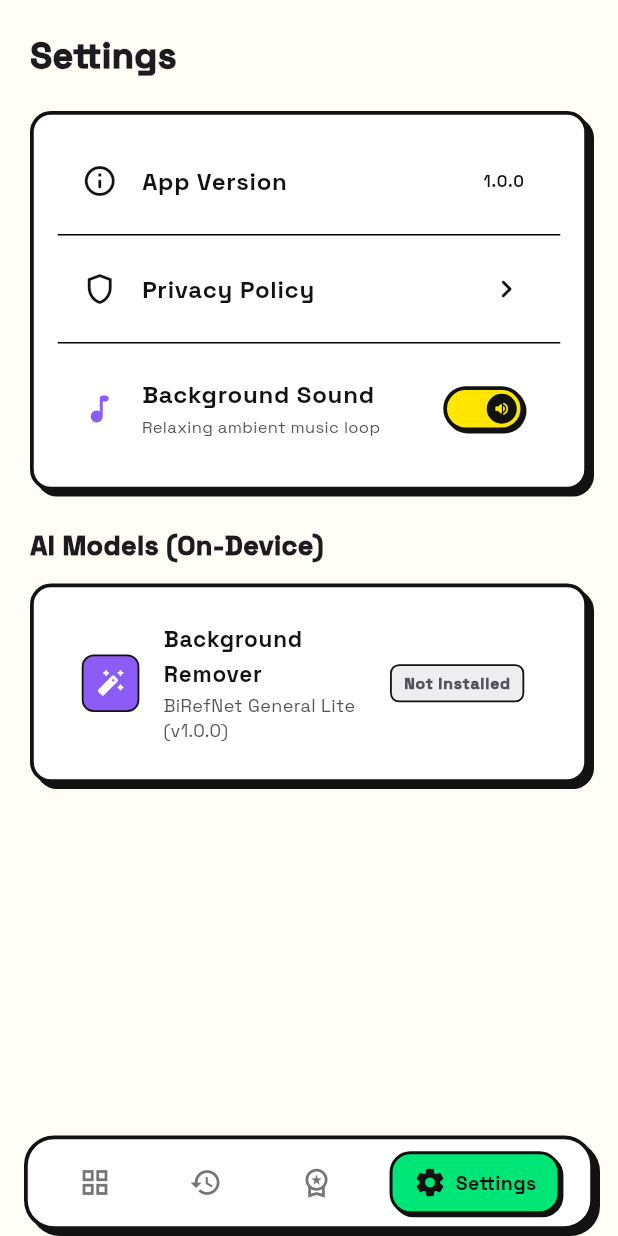
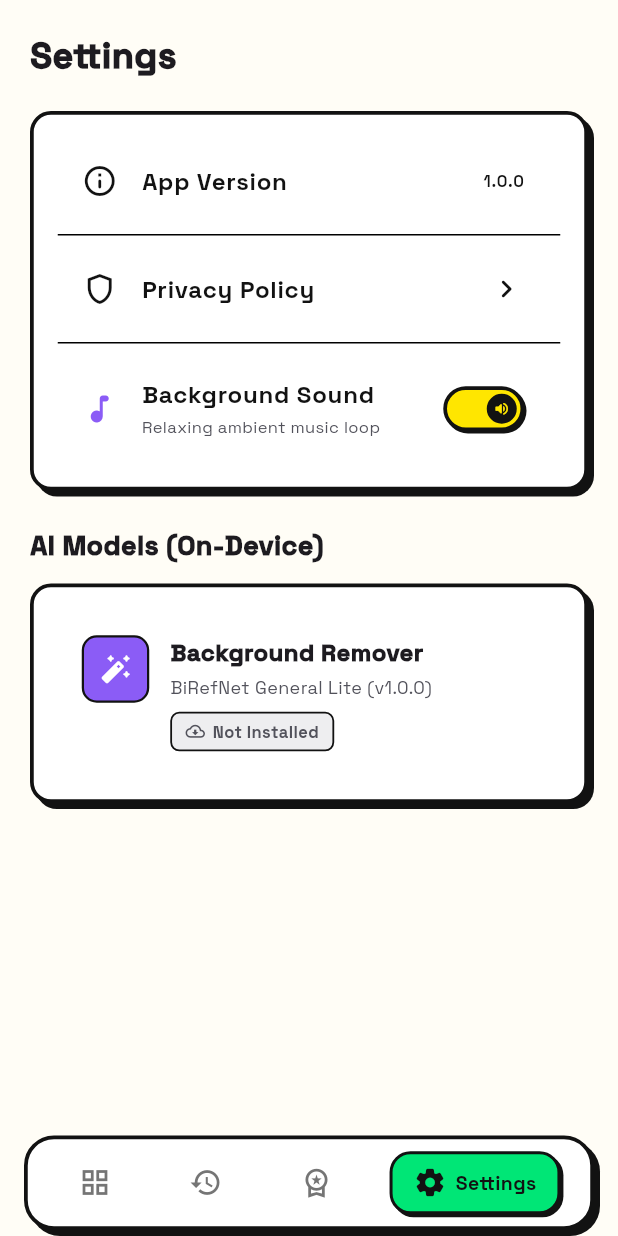
Before and after one commit to al-fahad-bd/picstools, a Flutter app: the HomeView screen opened by its route, item 4 of the bottom bar chosen, on a phone screen of 412 x 824 dp. Run offline on Flutter 3.47's test engine with Material 3 defaults, Android fonts, the phone set to English and light mode, and no system bars; our stand-ins replace audioplayers, dio, equatable, flutter_bloc, get_it, go_router and 6 more; missing offline and left inert: flutter_onnxruntime, gal; accounts and stored records are empty.

Commit message:
refactor: replace inline snackbars with a centralized NeoToast widget across feature views

```diff
--- /dev/null
+++ b/lib/core/widgets/neo_toast.dart
@@ -0,0 +1,105 @@
+import 'package:flutter/material.dart';
+import 'package:google_fonts/google_fonts.dart';
+import '../constants/neo_colors.dart';
+import '../constants/neo_styles.dart';
+
+class NeoToast {
+  static void show(
+    BuildContext context,
+    String message, {
+    Color color = NeoColors.green,
+    IconData icon = Icons.check_circle_rounded,
+    Duration duration = const Duration(milliseconds: 2500),
+  }) {
+    final messenger = ScaffoldMessenger.maybeOf(context);
+    if (messenger == null) return;
+
+    messenger.hideCurrentSnackBar();
+    messenger.showSnackBar(
+      SnackBar(
+        behavior: SnackBarBehavior.floating,
+        elevation: 0,
+        backgroundColor: Colors.transparent,
+        margin: const EdgeInsets.only(bottom: 24, left: 16, right: 16),
+        duration: duration,
+        content: Container(
+          padding: const EdgeInsets.symmetric(horizontal: 16, vertical: 12),
+          decoration: NeoStyles.neoDecoration(
+            backgroundColor: color,
+            radius: 16,
+            shadow: 4,
+          ),
+          child: Row(
+            children: [
+              Container(
+                padding: const EdgeInsets.all(6),
+                decoration: BoxDecoration(
+                  color: Colors.black.withValues(alpha: 0.2),
+                  borderRadius: BorderRadius.circular(10),
+                ),
+                child: Icon(icon, size: 20, color: NeoColors.darkSurface),
+              ),
+              const SizedBox(width: 12),
+              Expanded(
+                child: Text(
+                  message,
+                  style: GoogleFonts.spaceGrotesk(
+                    fontSize: 13,
+                    fontWeight: FontWeight.w900,
+                    color: NeoColors.darkSurface,
+                  ),
+                ),
+              ),
+            ],
+          ),
+        ),
+      ),
+    );
+  }
+
+  static void showSuccess(
+    BuildContext context,
+    String message, {
+    IconData icon = Icons.download_done_rounded,
+    Duration duration = const Duration(milliseconds: 2500),
+  }) {
+    show(
+      context,
+      message,
+      color: NeoColors.green,
+      icon: icon,
+      duration: duration,
+    );
+  }
+
+  static void showError(
+    BuildContext context,
+    String message, {
+    IconData icon = Icons.error_outline_rounded,
+    Duration duration = const Duration(milliseconds: 3000),
+  }) {
+    show(
+      context,
+      message,
+      color: NeoColors.pink,
+      icon: icon,
+      duration: duration,
+    );
+  }
+
+  static void showInfo(
+    BuildContext context,
+    String message, {
+    Color color = NeoColors.blue,
+    IconData icon = Icons.info_outline_rounded,
+    Duration duration = const Duration(milliseconds: 2500),
+  }) {
+    show(
+      context,
+      message,
+      color: color,
+      icon: icon,
+      duration: duration,
+    );
+  }
+}
--- a/lib/features/home/presentation/views/home_view.dart
+++ b/lib/features/home/presentation/views/home_view.dart
@@ -12,6 +12,7 @@ import '../../../../core/widgets/neo_bottom_nav_bar.dart';
 import '../../../../core/widgets/neo_doodles.dart';
 import '../../../../core/widgets/neo_tool_graphics.dart';
 import '../../../../core/widgets/neo_switch.dart';
+import '../../../../core/widgets/neo_toast.dart';
 import '../../../../core/services/service_locator.dart';
 import '../../../../core/services/history_service.dart';
 import '../../../../core/services/audio_service.dart';
@@ -587,7 +588,9 @@ class _HomeViewState extends State<HomeView> {
       return Icons.badge_rounded;
     }
     if (name.contains('signature')) return Icons.draw_rounded;
-    if (name.contains('remove') || name.contains('background') || name.contains('bg')) {
+    if (name.contains('remove') ||
+        name.contains('background') ||
+        name.contains('bg')) {
       return Icons.auto_fix_high_rounded;
     }
     if (name.contains('social')) return Icons.share_rounded;
@@ -604,7 +607,9 @@ class _HomeViewState extends State<HomeView> {
       return NeoColors.orange;
     }
     if (name.contains('signature')) return NeoColors.blue;
-    if (name.contains('remove') || name.contains('background') || name.contains('bg')) {
+    if (name.contains('remove') ||
+        name.contains('background') ||
+        name.contains('bg')) {
       return NeoColors.purple;
     }
     if (name.contains('social')) return NeoColors.yellow;
@@ -848,11 +853,10 @@ class _HomeViewState extends State<HomeView> {
             fullWidth: true,
             padding: const EdgeInsets.symmetric(vertical: 16),
             onPressed: () {
-              ScaffoldMessenger.of(context).showSnackBar(
-                const SnackBar(
-                  content: Text('Pro Subscription requested!'),
-                  backgroundColor: NeoColors.green,
-                ),
+              NeoToast.showSuccess(
+                context,
+                'Pro Subscription requested!',
+                icon: Icons.star_rounded,
               );
             },
           ),
@@ -915,54 +919,14 @@ class _HomeViewState extends State<HomeView> {
     Color color = NeoColors.purple,
     IconData icon = Icons.terminal_rounded,
   }) {
-    ScaffoldMessenger.of(context).hideCurrentSnackBar();
-    ScaffoldMessenger.of(context).showSnackBar(
-      SnackBar(
-        behavior: SnackBarBehavior.floating,
-        elevation: 0,
-        backgroundColor: Colors.transparent,
-        margin: const EdgeInsets.only(bottom: 24, left: 16, right: 16),
-        duration: const Duration(milliseconds: 1800),
-        content: Container(
-          padding: const EdgeInsets.symmetric(horizontal: 16, vertical: 12),
-          decoration: NeoStyles.neoDecoration(
-            backgroundColor: color,
-            radius: 16,
-            shadow: 4,
-          ),
-          child: Row(
-            children: [
-              Container(
-                padding: const EdgeInsets.all(6),
-                decoration: BoxDecoration(
-                  color: Colors.black.withValues(alpha: 0.25),
-                  borderRadius: BorderRadius.circular(10),
-                ),
-                child: Icon(icon, size: 18, color: NeoColors.darkSurface),
-              ),
-              const SizedBox(width: 12),
-              Expanded(
-                child: Text(
-                  message,
-                  style: GoogleFonts.spaceGrotesk(
-                    fontSize: 13,
-                    fontWeight: FontWeight.w900,
-                    color: NeoColors.darkSurface,
-                  ),
-                ),
-              ),
-            ],
-          ),
-        ),
-      ),
-    );
+    NeoToast.show(context, message, color: color, icon: icon);
   }
 
   // Tab 4: Settings Screen
   Widget _buildSettingsTab(BuildContext context) {
     final isDark = Theme.of(context).brightness == Brightness.dark;
 
-    return Padding(
+    return SingleChildScrollView(
       padding: const EdgeInsets.all(20.0),
       child: Column(
         crossAxisAlignment: CrossAxisAlignment.start,
@@ -1129,30 +1093,41 @@ class _HomeViewState extends State<HomeView> {
                     : NeoColors.lightSurface,
                 child: Column(
                   children: [
-                    Material(
-                      color: Colors.transparent,
-                      child: ListTile(
-                        leading: Container(
-                          padding: const EdgeInsets.all(8),
+                    Padding(
+                      padding: const EdgeInsets.all(16.0),
+                      child: Row(
+                        crossAxisAlignment: CrossAxisAlignment.start,
+                        children: [
+                          Container(
+                            padding: const EdgeInsets.all(10),
                             decoration: BoxDecoration(
                               color: NeoColors.purple,
-                            borderRadius: BorderRadius.circular(8),
-                            border: Border.all(color: NeoColors.borderLight, width: 1.2),
+                              borderRadius: BorderRadius.circular(10),
+                              border: Border.all(
+                                color: NeoColors.borderLight,
+                                width: 1.5,
+                              ),
                             ),
                             child: const Icon(
                               Icons.auto_fix_high_rounded,
-                            size: 20,
+                              size: 22,
                               color: NeoColors.lightSurface,
                             ),
                           ),
-                        title: Text(
+                          const SizedBox(width: 14),
+                          Expanded(
+                            child: Column(
+                              crossAxisAlignment: CrossAxisAlignment.start,
+                              children: [
+                                Text(
                                   'Background Remover',
                                   style: GoogleFonts.spaceGrotesk(
-                            fontWeight: FontWeight.bold,
-                            fontSize: 15,
+                                    fontWeight: FontWeight.w900,
+                                    fontSize: 16,
                                   ),
                                 ),
-                        subtitle: Text(
+                                const SizedBox(height: 3),
+                                Text(
                                   'BiRefNet General Lite (v1.0.0)',
                                   style: GoogleFonts.spaceGrotesk(
                                     fontSize: 12,
@@ -1161,30 +1136,65 @@ class _HomeViewState extends State<HomeView> {
                                         : NeoColors.textSecondaryLight,
                                   ),
                                 ),
-                        trailing: Container(
+                                const SizedBox(height: 8),
+                                Container(
                                   padding: const EdgeInsets.symmetric(
-                            horizontal: 8,
+                                    horizontal: 9,
                                     vertical: 4,
                                   ),
                                   decoration: BoxDecoration(
                                     color: isInstalled
                                         ? NeoColors.softGreen
-                                : (isDark ? const Color(0xFF2E2E34) : const Color(0xFFEEEEF0)),
+                                        : (isDark
+                                              ? const Color(0xFF2E2E34)
+                                              : const Color(0xFFEEEEF0)),
                                     borderRadius: BorderRadius.circular(6),
                                     border: Border.all(
-                              color: isInstalled ? NeoColors.green : NeoColors.borderLight,
+                                      color: isInstalled
+                                          ? NeoColors.green
+                                          : NeoColors.borderLight,
                                       width: 1.2,
                                     ),
                                   ),
-                          child: Text(
-                            isInstalled ? '✓ Downloaded ($sizeText)' : 'Not Installed',
+                                  child: Row(
+                                    mainAxisSize: MainAxisSize.min,
+                                    children: [
+                                      Icon(
+                                        isInstalled
+                                            ? Icons.check_circle_rounded
+                                            : Icons.cloud_download_outlined,
+                                        size: 13,
+                                        color: isInstalled
+                                            ? NeoColors.borderLight
+                                            : (isDark
+                                                  ? NeoColors.textSecondaryDark
+                                                  : NeoColors
+                                                        .textSecondaryLight),
+                                      ),
+                                      const SizedBox(width: 5),
+                                      Text(
+                                        isInstalled
+                                            ? 'Downloaded ($sizeText)'
+                                            : 'Not Installed',
                                         style: GoogleFonts.spaceGrotesk(
-                              fontSize: 10.5,
-                              fontWeight: FontWeight.w900,
-                              color: isInstalled ? NeoColors.borderLight : (isDark ? NeoColors.textSecondaryDark : NeoColors.textSecondaryLight),
+                                          fontSize: 11,
+                                          fontWeight: FontWeight.w800,
+                                          color: isInstalled
+                                              ? NeoColors.borderLight
+                                              : (isDark
+                                                    ? NeoColors
+                                                          .textSecondaryDark
+                                                    : NeoColors
+                                                          .textSecondaryLight),
                                         ),
                                       ),
+                                    ],
                                   ),
+                                ),
+                              ],
+                            ),
+                          ),
+                        ],
                       ),
                     ),
                     if (isInstalled) ...[
@@ -1249,6 +1259,7 @@ class _HomeViewState extends State<HomeView> {
                                       'Cancel',
                                       style: GoogleFonts.spaceGrotesk(
                                         fontWeight: FontWeight.bold,
+                                        color: NeoColors.darkSurface,
                                       ),
                                     ),
                                   ),
@@ -1273,7 +1284,8 @@ class _HomeViewState extends State<HomeView> {
                             );
 
                             if (confirmed == true) {
-                              await getIt<ModelStorageDataSource>().deleteModel();
+                              await getIt<ModelStorageDataSource>()
+                                  .deleteModel();
                               if (context.mounted) {
                                 _showDeveloperToast(
                                   context,
```
Also changed, not shown: lib/core/services/audio_service.dart (+37 -10 lines), lib/features/background_remover/presentation/views/background_remover_view.dart (+2 -42 lines), lib/features/compressor/presentation/views/compress_view.dart (+8 -17 lines), lib/features/converter/presentation/views/convert_view.dart (+5 -12 lines), lib/features/cropper/presentation/views/crop_view.dart (+6 -12 lines), lib/features/id_photo/presentation/views/id_photo_view.dart (+6 -12 lines), lib/features/pdf/presentation/views/pdf_view.dart (+6 -12 lines), lib/features/resizer/presentation/views/resize_view.dart (+8 -19 lines), lib/features/settings/presentation/views/developer_details_view.dart (+4 -5 lines), lib/features/settings/presentation/views/privacy_policy_view.dart (+5 -8 lines), lib/features/signature/presentation/views/signature_view.dart (+8 -12 lines), 1 other file. Lines whose indentation alone changed are shown as unchanged.
